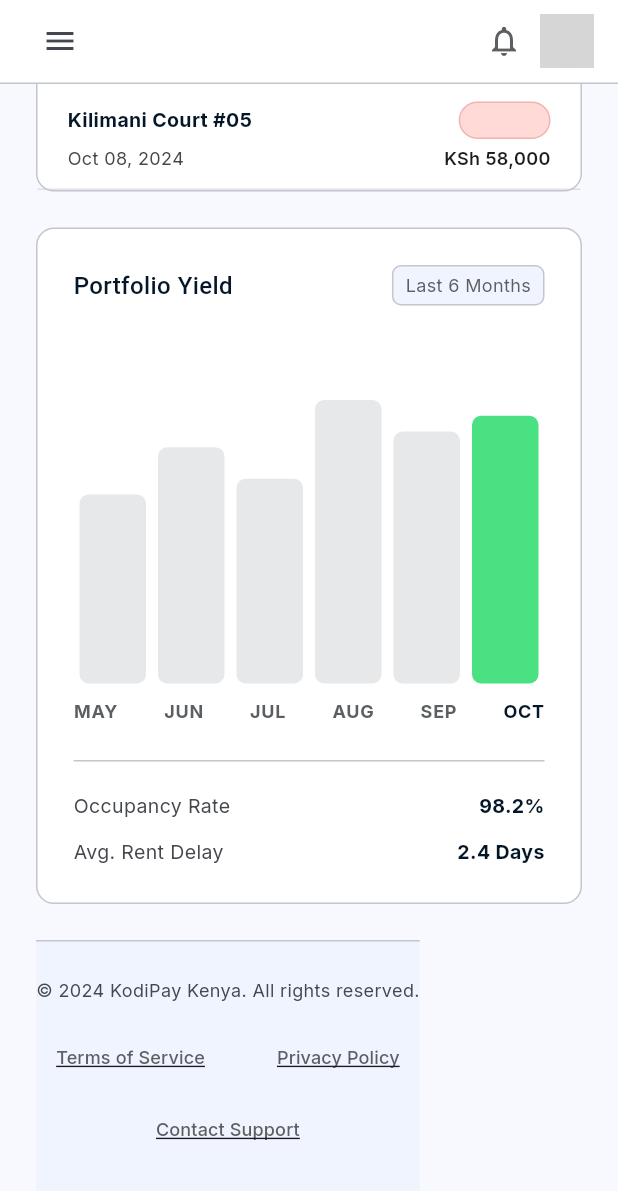
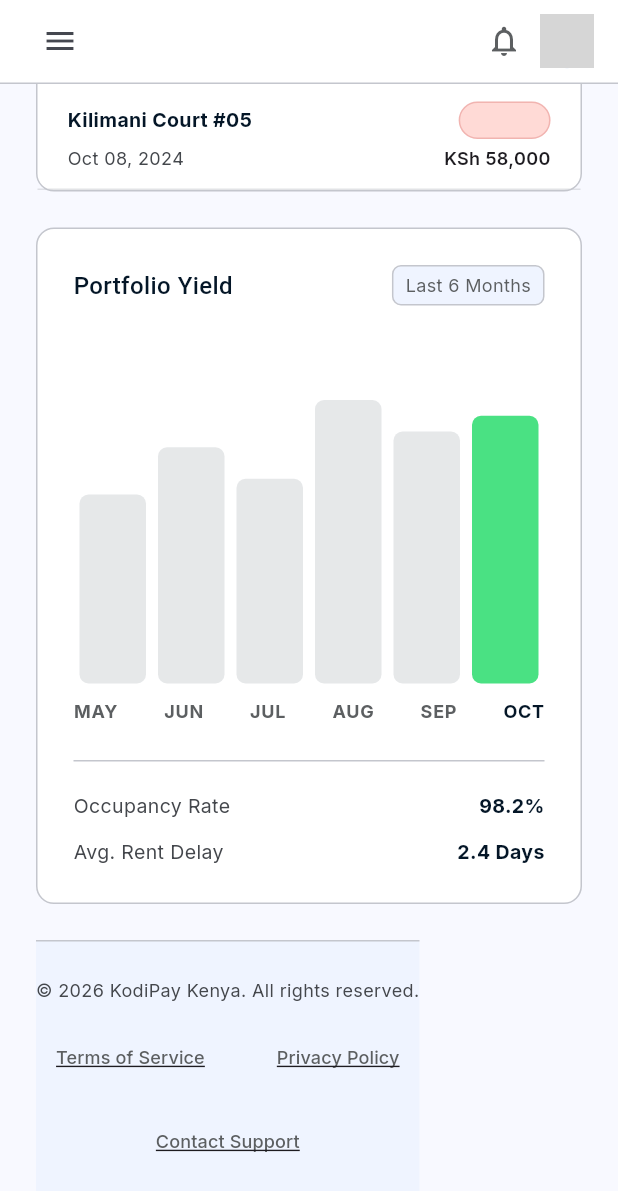
Before and after one commit to Johnnierad24/KodiPay, a Flutter app: the LandlordDashboard screen opened directly, scrolled down 1687 dp, on a phone screen of 412 x 824 dp. Shown: the top 1191 px of the screen. Run offline on Flutter 3.47's test engine with Material 3 defaults, Android fonts, the phone set to English and light mode, and no system bars; our stand-ins replace file_picker, fl_chart, google_fonts, pdf, share_plus, shared_preferences and 1 more; missing offline and left inert: dart:js_interop; accounts and stored records are empty; network calls fail; grey boxes are pictures that could not be loaded.

Commit message:
Update footers: copyright year to 2026 and wire legal links to info pages

```diff
--- a/frontend/lib/screens/check_email_screen.dart
+++ b/frontend/lib/screens/check_email_screen.dart
@@ -214,11 +214,11 @@ class _Footer extends StatelessWidget {
             spacing: 8, runSpacing: 4,
             alignment: WrapAlignment.center,
             children: [
-              TextButton(onPressed: () {}, child: const Text('Terms', style: TextStyle(fontSize: 12, color: Colors.white70, decoration: TextDecoration.underline))),
+              TextButton(onPressed: () => Navigator.pushNamed(context, '/terms'), child: const Text('Terms', style: TextStyle(fontSize: 12, color: Colors.white70, decoration: TextDecoration.underline))),
               const Text('•', style: TextStyle(fontSize: 12, color: Colors.white38)),
-              TextButton(onPressed: () {}, child: const Text('Privacy', style: TextStyle(fontSize: 12, color: Colors.white70, decoration: TextDecoration.underline))),
+              TextButton(onPressed: () => Navigator.pushNamed(context, '/privacy'), child: const Text('Privacy', style: TextStyle(fontSize: 12, color: Colors.white70, decoration: TextDecoration.underline))),
               const Text('•', style: TextStyle(fontSize: 12, color: Colors.white38)),
-              TextButton(onPressed: () {}, child: const Text('Contact', style: TextStyle(fontSize: 12, color: Colors.white70, decoration: TextDecoration.underline))),
+              TextButton(onPressed: () => Navigator.pushNamed(context, '/contact'), child: const Text('Contact', style: TextStyle(fontSize: 12, color: Colors.white70, decoration: TextDecoration.underline))),
             ],
           ),
           const SizedBox(height: 6),
--- a/frontend/lib/screens/forgot_password_screen.dart
+++ b/frontend/lib/screens/forgot_password_screen.dart
@@ -211,11 +211,11 @@ class _ForgotPasswordScreenState extends State<ForgotPasswordScreen> {
           spacing: 8, runSpacing: 4,
           alignment: WrapAlignment.center,
           children: [
-            TextButton(onPressed: () {}, child: const Text('Terms', style: TextStyle(fontSize: 12, color: AppColors.muted, decoration: TextDecoration.underline))),
+            TextButton(onPressed: () => Navigator.pushNamed(context, '/terms'), child: const Text('Terms', style: TextStyle(fontSize: 12, color: AppColors.muted, decoration: TextDecoration.underline))),
             const Text('•', style: TextStyle(fontSize: 12, color: AppColors.muted)),
-            TextButton(onPressed: () {}, child: const Text('Privacy', style: TextStyle(fontSize: 12, color: AppColors.muted, decoration: TextDecoration.underline))),
+            TextButton(onPressed: () => Navigator.pushNamed(context, '/privacy'), child: const Text('Privacy', style: TextStyle(fontSize: 12, color: AppColors.muted, decoration: TextDecoration.underline))),
             const Text('•', style: TextStyle(fontSize: 12, color: AppColors.muted)),
-            TextButton(onPressed: () {}, child: const Text('Contact', style: TextStyle(fontSize: 12, color: AppColors.muted, decoration: TextDecoration.underline))),
+            TextButton(onPressed: () => Navigator.pushNamed(context, '/contact'), child: const Text('Contact', style: TextStyle(fontSize: 12, color: AppColors.muted, decoration: TextDecoration.underline))),
           ],
         ),
         const SizedBox(height: 8),
--- a/frontend/lib/screens/landlord_dashboard.dart
+++ b/frontend/lib/screens/landlord_dashboard.dart
@@ -629,14 +629,16 @@ class _HomeTab extends StatelessWidget {
             ),
             child: Column(
               children: [
-                const Text('© 2024 KodiPay Kenya. All rights reserved.', style: TextStyle(fontSize: 12, color: AppColors.onSurfaceVariant)),
+                const Text('© 2026 KodiPay Kenya. All rights reserved.',
+                    textAlign: TextAlign.center,
+                    style: TextStyle(fontSize: 12, color: AppColors.onSurfaceVariant)),
                 const SizedBox(height: 12),
                 Wrap(
-                  spacing: 24, alignment: WrapAlignment.center,
+                  spacing: 24, runSpacing: 8, alignment: WrapAlignment.center,
                   children: [
-                    TextButton(onPressed: () {}, child: const Text('Terms of Service', style: TextStyle(fontSize: 12, color: AppColors.secondary, decoration: TextDecoration.underline))),
-                    TextButton(onPressed: () {}, child: const Text('Privacy Policy', style: TextStyle(fontSize: 12, color: AppColors.secondary, decoration: TextDecoration.underline))),
-                    TextButton(onPressed: () {}, child: const Text('Contact Support', style: TextStyle(fontSize: 12, color: AppColors.secondary, decoration: TextDecoration.underline))),
+                    TextButton(onPressed: () => Navigator.pushNamed(context, '/terms'), child: const Text('Terms of Service', style: TextStyle(fontSize: 12, color: AppColors.secondary, decoration: TextDecoration.underline))),
+                    TextButton(onPressed: () => Navigator.pushNamed(context, '/privacy'), child: const Text('Privacy Policy', style: TextStyle(fontSize: 12, color: AppColors.secondary, decoration: TextDecoration.underline))),
+                    TextButton(onPressed: () => Navigator.pushNamed(context, '/contact'), child: const Text('Contact Support', style: TextStyle(fontSize: 12, color: AppColors.secondary, decoration: TextDecoration.underline))),
                   ],
                 ),
               ],
--- a/frontend/lib/screens/tenant_payments_screen.dart
+++ b/frontend/lib/screens/tenant_payments_screen.dart
@@ -231,7 +231,8 @@ class _PaymentsContentState extends State<_PaymentsContent> {
                   ],
                 ),
                 SizedBox(height: 6),
-                Text('© 2023 KodiPay Silicon Savannah. All transactions are final.', style: TextStyle(fontSize: 12, color: AppColors.onSurfaceVariant)),
+                Text('© 2026 KodiPay Silicon Savannah. All transactions are final.',
+                    textAlign: TextAlign.center, style: TextStyle(fontSize: 12, color: AppColors.onSurfaceVariant)),
               ],
             ),
           ),
```
Also changed, not shown: frontend/lib/screens/pay_rent_screen.dart (+8 -6 lines), frontend/lib/screens/tenant_dashboard.dart (+9 -7 lines).
